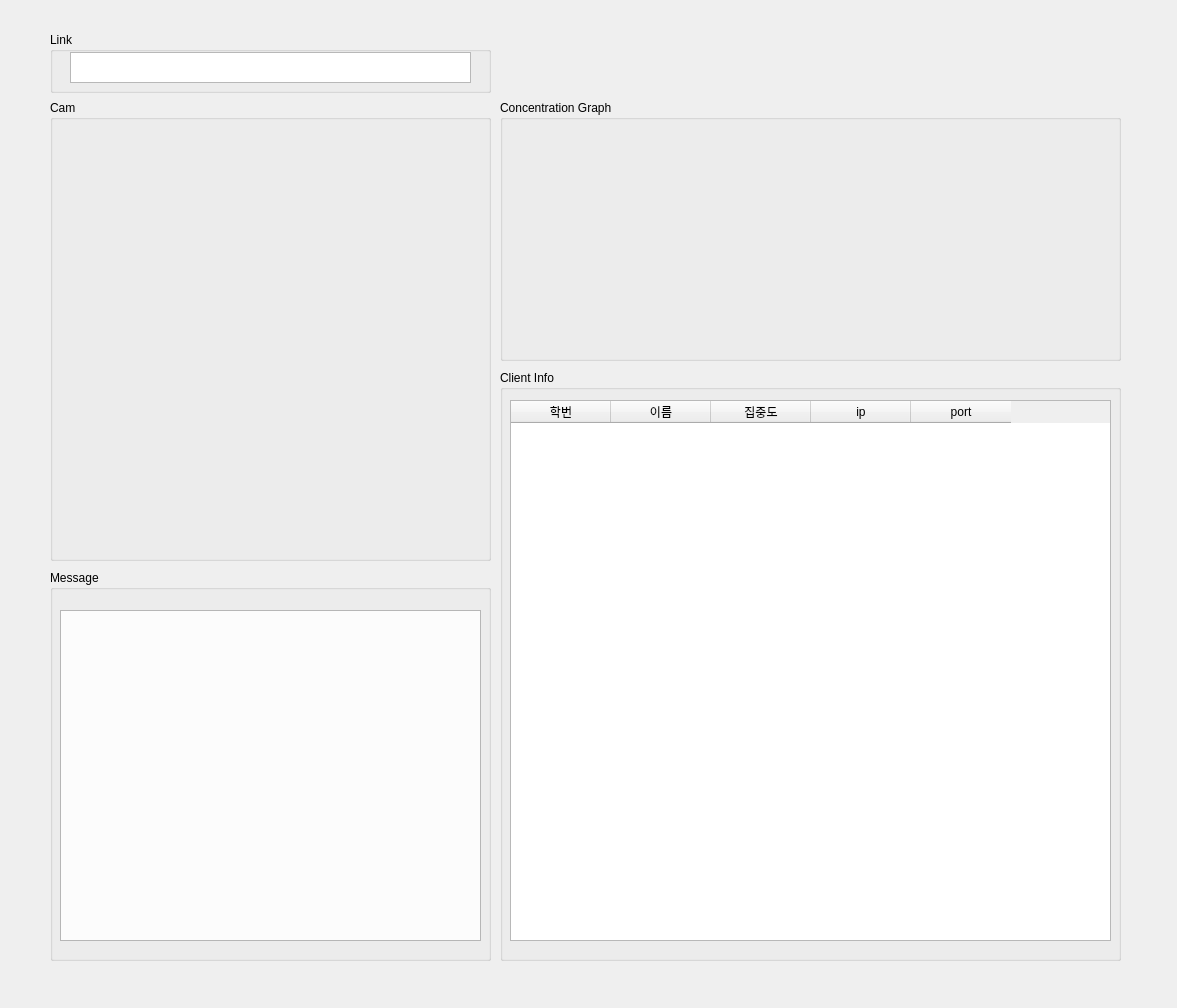
sammy0329/ConcentrationAnalysis, file ui/Widget_test.ui: the form before one commit.
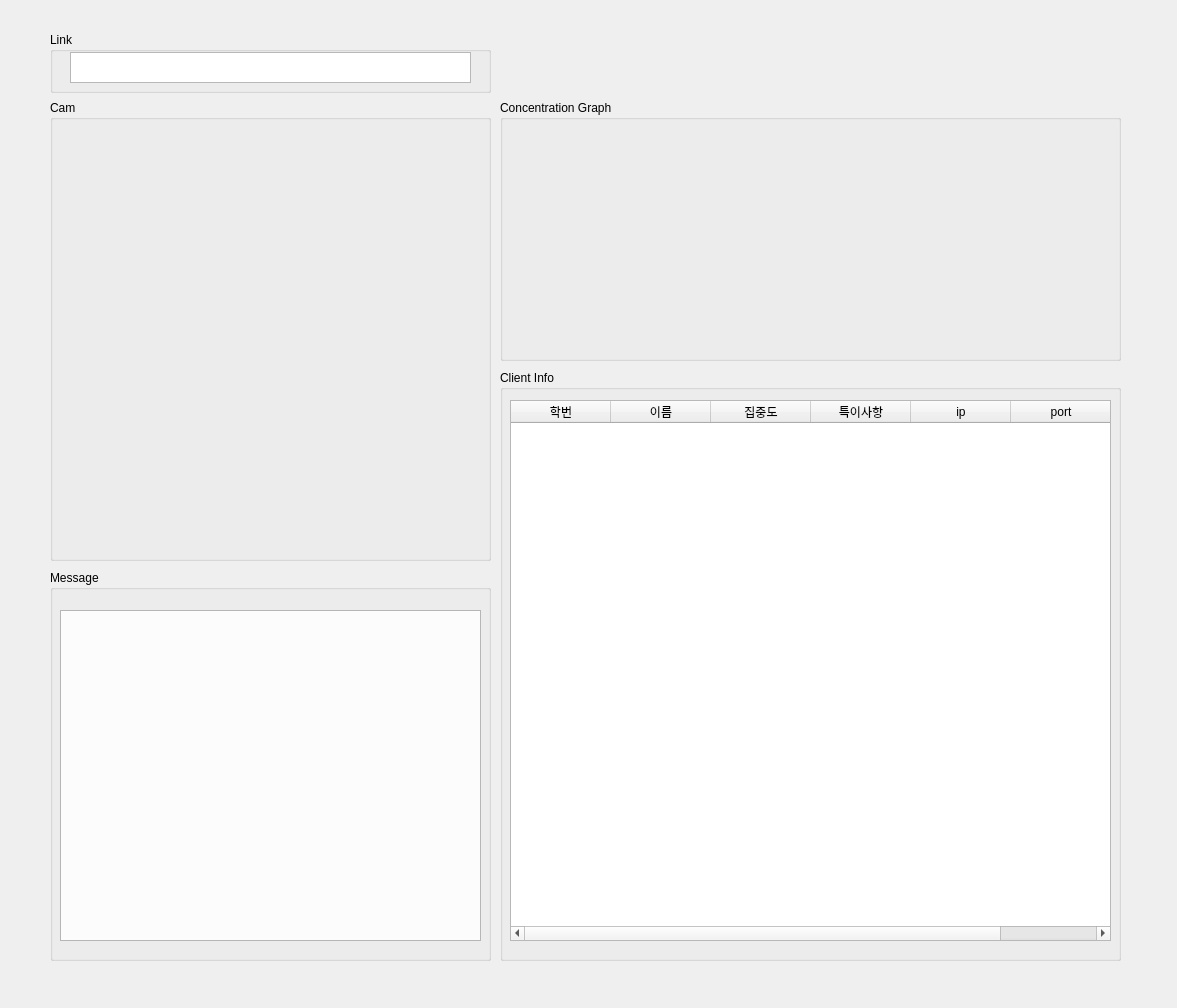
The form after the commit.

Patch:
```diff
--- a/ui/Widget_test.ui
+++ b/ui/Widget_test.ui
@@ -162,6 +162,11 @@
      <string>집중도</string>
     </property>
    </column>
+   <column>
+    <property name="text">
+     <string>특이사항</string>
+    </property>
+   </column>
    <column>
     <property name="text">
      <string>ip</string>
```
